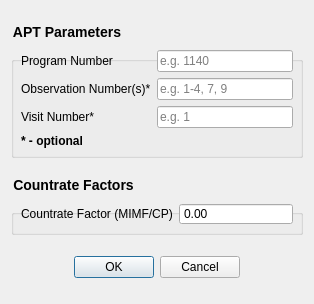
Qt form jwst_magic/segment_guiding/photometryOverrideFileDialog.ui (spacetelescope/jwst_magic) before a commit.
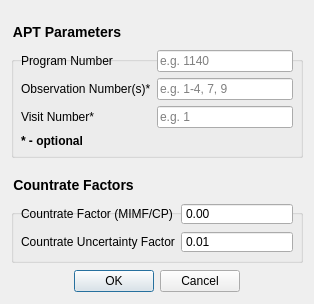
The same form after that commit.

Commit message: Added input for new count_rate_uncertainty_factor qualifier that will be used for POFs. This included updating the GUI dialog box, updating the backend, and putting the new qualifier in the output photometry override file. Significant figures in the output were also increased which broke several tests, all of which have been fixed and pass locally. (Additional work on this branch will include updating the documentation in the User's Guide)

What changed in the file:
```diff
--- a/jwst_magic/segment_guiding/photometryOverrideFileDialog.ui
+++ b/jwst_magic/segment_guiding/photometryOverrideFileDialog.ui
@@ -178,6 +178,44 @@
         </property>
        </widget>
       </item>
+      <item row="1" column="1" colspan="2">
+       <widget class="QDoubleSpinBox" name="doubleSpinBox_countrateUncertaintyFactor">
+        <property name="enabled">
+         <bool>true</bool>
+        </property>
+        <property name="toolTip">
+         <string>&lt;html&gt;&lt;head/&gt;&lt;body&gt;&lt;p&gt;A factor by which to multiply the count rate uncertainty of the guide star; between 0.01 and 1.0&lt;/p&gt;&lt;/body&gt;&lt;/html&gt;</string>
+        </property>
+        <property name="whatsThis">
+         <string/>
+        </property>
+        <property name="styleSheet">
+         <string notr="true">.QDoubleSpinBox:disabled {color: grey}</string>
+        </property>
+        <property name="buttonSymbols">
+         <enum>QAbstractSpinBox::NoButtons</enum>
+        </property>
+        <property name="minimum">
+         <double>0.010000000000000</double>
+        </property>
+        <property name="maximum">
+         <double>1.000000000000000</double>
+        </property>
+        <property name="singleStep">
+         <double>0.100000000000000</double>
+        </property>
+        <property name="Decimals">
+         <double>4</double>
+        </property>
+       </widget>
+      </item>
+      <item row="1" column="0">
+       <widget class="QLabel" name="label_4">
+        <property name="text">
+         <string>Countrate Uncertainty Factor</string>
+        </property>
+       </widget>
+      </item>
      </layout>
     </widget>
    </item>
```
The commit also changes 4 other files.
